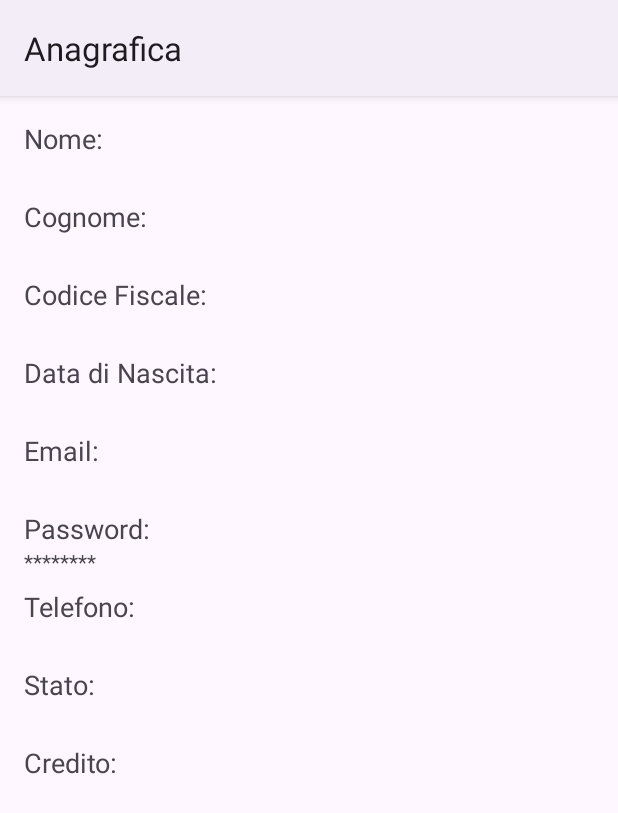
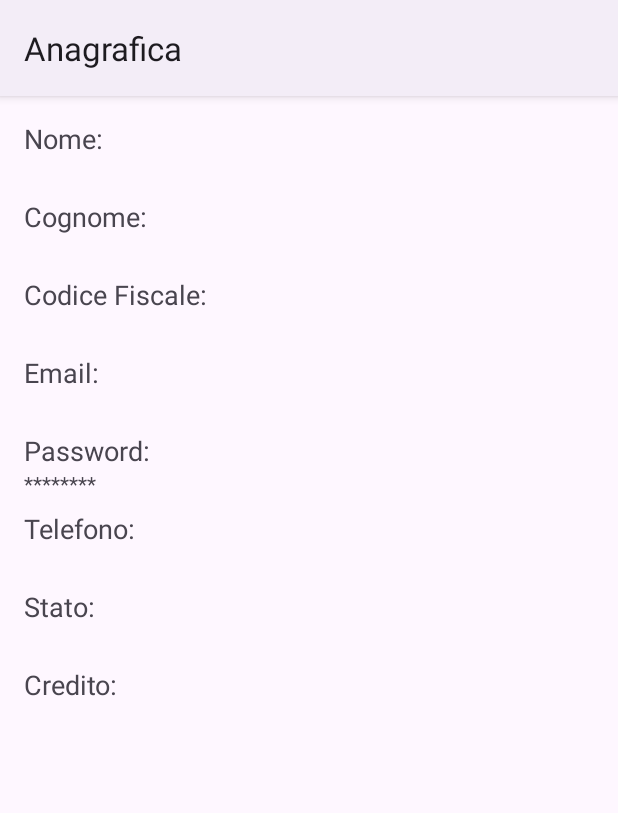
Before and after one commit to GiuseppePastena23/AppMensa, an Android app: the AnagraficaActivity screen opened directly, with no data from a screen before it, on a phone screen of 412 x 824 dp. Shown: the top 813 px of the screen. Run offline under Robolectric (Android 15) with nearby library versions, the phone set to English and light mode, and no system bars.

Commit message:
Update activity_anagrafica.xml

```diff
--- a/app/src/main/res/layout/activity_anagrafica.xml
+++ b/app/src/main/res/layout/activity_anagrafica.xml
@@ -42,18 +42,6 @@
 
         <TextView
             android:id="@+id/text_view_cf"
-            android:layout_width="match_parent"
-            android:layout_height="wrap_content"
-            android:layout_marginBottom="8dp" />
-
-        <TextView
-            android:layout_width="wrap_content"
-            android:layout_height="wrap_content"
-            android:text="Data di Nascita:"
-            android:textAppearance="?android:attr/textAppearanceMedium" />
-
-        <TextView
-            android:id="@+id/text_view_ddn"
             android:layout_width="match_parent"
             android:layout_height="wrap_content"
             android:layout_marginBottom="8dp" />
```
